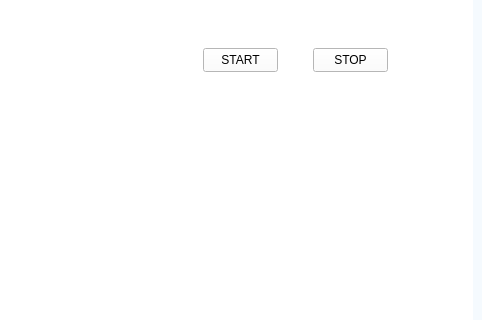
This is dashboard.ui in badpooh/Vision as Qt 5 draws it before an edit; both pictures show x 798 to 1280 and y 191 to 511 of the 1280 by 720 pixel window. The edited form follows.
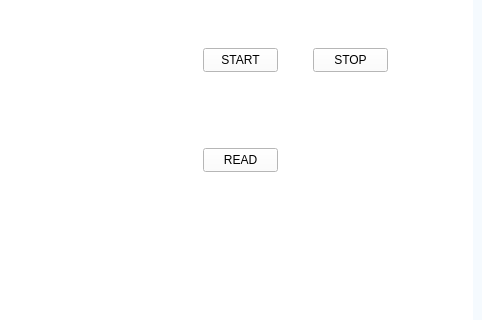
This is the edited form. Icons and pictures are not drawn.

The edit to the form file:
```diff
--- a/dashboard.ui
+++ b/dashboard.ui
@@ -639,6 +639,19 @@
             <string>Disconnect</string>
            </property>
           </widget>
+          <widget class="QPushButton" name="btn_setup_read">
+           <property name="geometry">
+            <rect>
+             <x>770</x>
+             <y>330</y>
+             <width>75</width>
+             <height>24</height>
+            </rect>
+           </property>
+           <property name="text">
+            <string>READ</string>
+           </property>
+          </widget>
          </widget>
          <widget class="QWidget" name="page_4"/>
          <widget class="QWidget" name="page_5"/>
```
Left out of the diff: 4 changed lines with no effect on the pictures.
